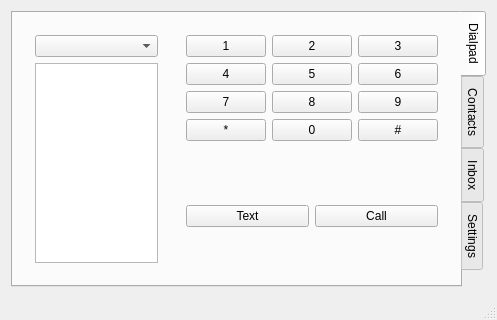
This is qgvdial/qt-not-qml/mainwindow.ui in shailesh83/qgvdial as Qt 5 draws it before an edit. The edited form follows.
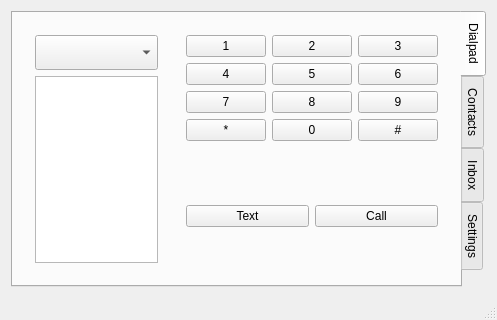
This is the edited form.

What changed in the file:
```diff
--- a/qgvdial/qt-not-qml/mainwindow.ui
+++ b/qgvdial/qt-not-qml/mainwindow.ui
@@ -35,7 +35,14 @@
          <widget class="QWidget" name="numDisp" native="true">
           <layout class="QVBoxLayout" name="verticalLayout_5">
            <item>
-            <widget class="QComboBox" name="cbNumbers"/>
+            <widget class="QComboBox" name="cbNumbers">
+             <property name="minimumSize">
+              <size>
+               <width>0</width>
+               <height>35</height>
+              </size>
+             </property>
+            </widget>
            </item>
            <item>
             <widget class="QPlainTextEdit" name="dispNum"/>
```
